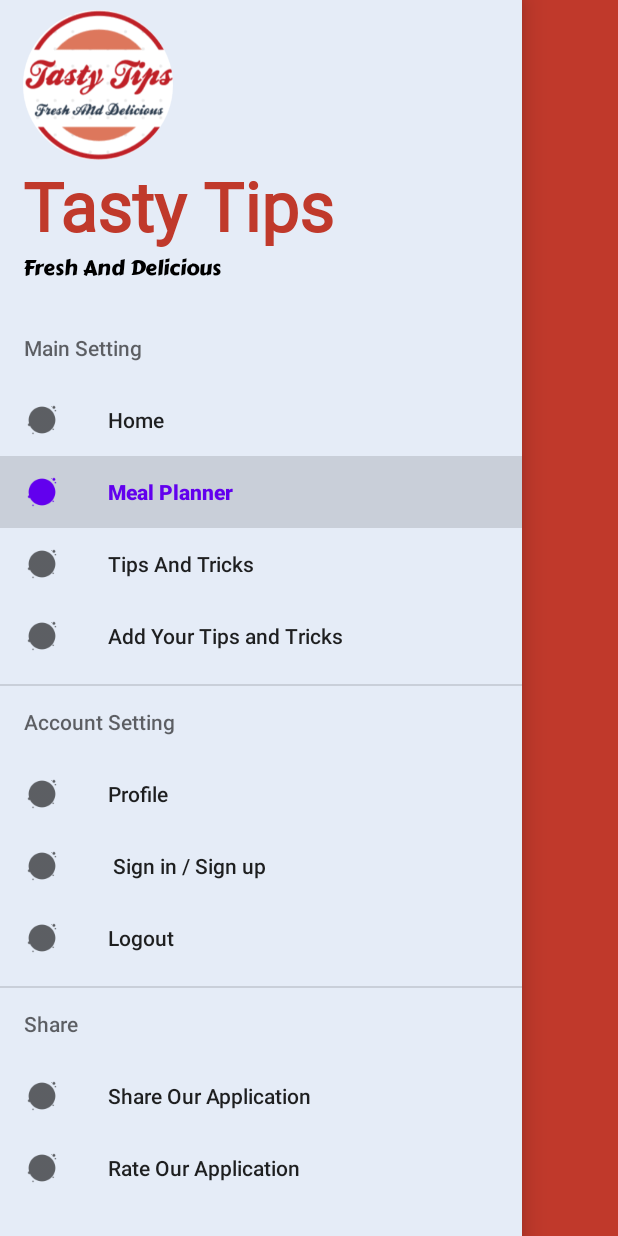
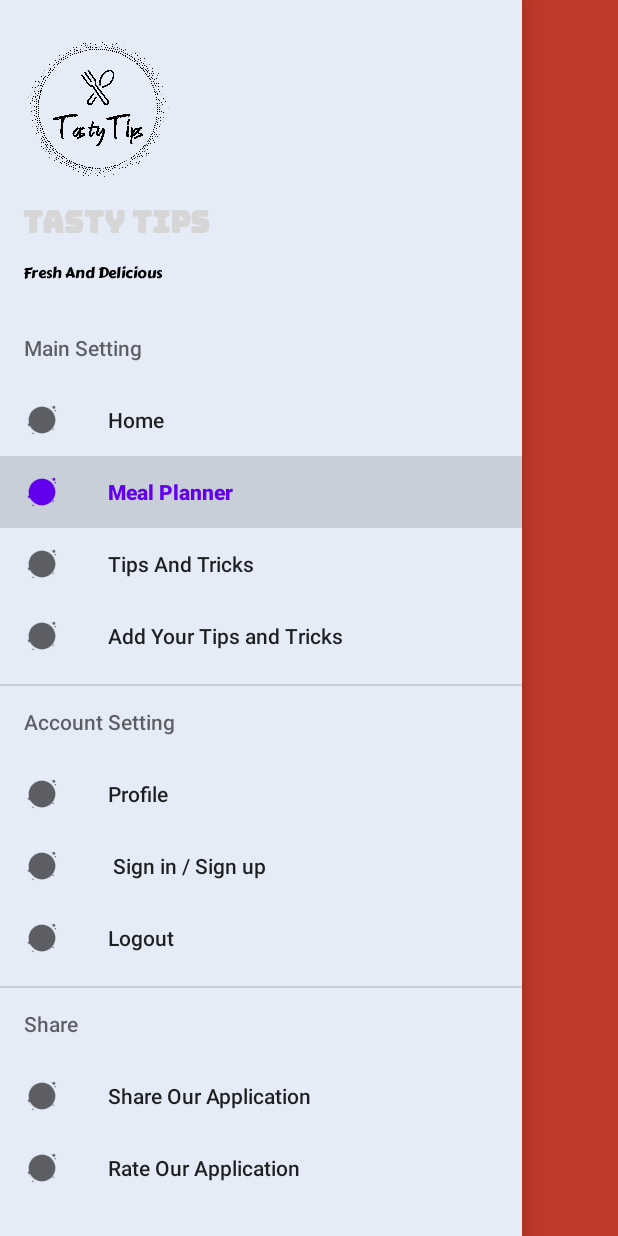
Before and after one commit to vishalmakhiijani/food-recipe-android-app, an Android app: the meal_planner screen opened directly, with no data from a screen before it, with the side drawer open, on a phone screen of 412 x 824 dp. Run offline under Robolectric (Android 15) with nearby library versions, the light colour scheme and no system bars; our stand-ins replace Firebase (no records; nobody signed in at launch, a user with empty details on screens opened directly); libraries missing offline, so code that uses them is left out: io.github.muddz.styleabletoast.

Commit message:
Logo Update

```diff
--- a/app/src/main/res/layout/menu_header.xml
+++ b/app/src/main/res/layout/menu_header.xml
@@ -11,6 +11,7 @@
         android:layout_alignParentBottom="true"
         android:layout_marginLeft="15dp"
         android:layout_marginBottom="10dp"
+        android:textSize="10dp"
         android:fontFamily="@font/carter_one"
         android:text="@string/slogan"
         android:textColor="@color/black" />
@@ -21,18 +22,18 @@
         android:layout_height="wrap_content"
         android:layout_above="@id/menu_slogan"
         android:layout_marginLeft="15dp"
-        android:fontFamily="@font/islandmoments"
+        android:fontFamily="@font/bungee"
         android:textStyle="bold"
         android:text="@string/app_name"
-        android:textColor="@color/dark_red"
-        android:textSize="45sp" />
+        android:textColor="@color/navy"
+        android:textSize="20sp" />
 
     <ImageView
         android:layout_width="100dp"
         android:layout_height="100dp"
         android:layout_above="@id/menu_name"
         android:layout_marginLeft="15dp"
-        android:src="@drawable/app_logo" />
+        android:src="@drawable/app_logo_black_no_bg" />
 
 
 </RelativeLayout>
```
